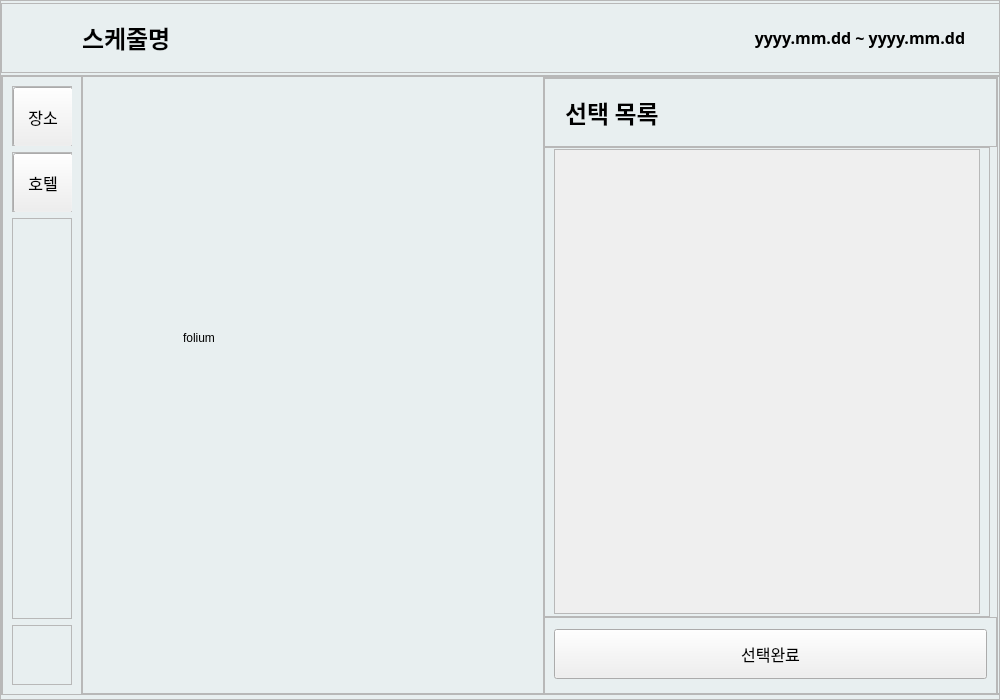
EON-DC/gwd_travel_planner, file code/ui/select_planner.ui: the form before one commit.
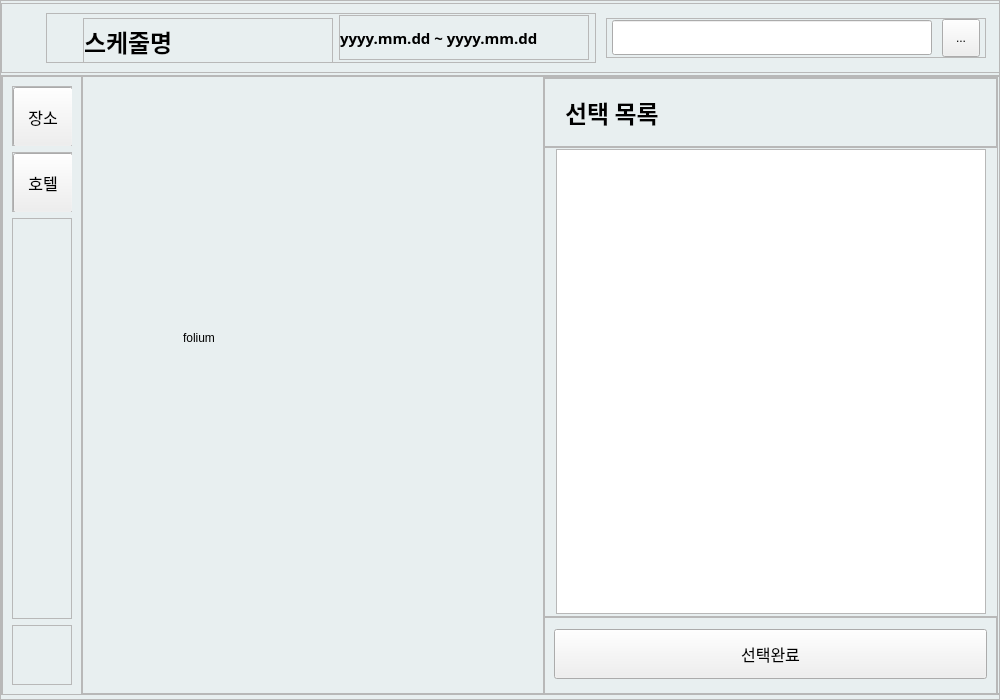
The form after the commit. The open tabs and pages were chosen to show the change. Icons and pictures are not drawn.

What changed in the file:
```diff
--- a/code/ui/select_planner.ui
+++ b/code/ui/select_planner.ui
@@ -28,7 +28,7 @@
   <property name="styleSheet">
    <string notr="true">#select_planner{background-color:#e8eff0;}</string>
   </property>
-  <layout class="QHBoxLayout" name="horizontalLayout_7">
+  <layout class="QVBoxLayout" name="verticalLayout_20">
    <property name="spacing">
     <number>0</number>
    </property>
@@ -100,78 +100,263 @@
         <property name="frameShadow">
          <enum>QFrame::Raised</enum>
         </property>
-        <layout class="QHBoxLayout" name="horizontalLayout_3">
+        <layout class="QHBoxLayout" name="horizontalLayout_41">
          <property name="leftMargin">
-          <number>80</number>
-         </property>
-         <property name="rightMargin">
-          <number>15</number>
+          <number>40</number>
          </property>
          <item>
-          <widget class="QLabel" name="label_schedule_name">
+          <widget class="QFrame" name="frame_57">
            <property name="minimumSize">
             <size>
-             <width>350</width>
-             <height>45</height>
+             <width>550</width>
+             <height>50</height>
             </size>
            </property>
            <property name="maximumSize">
             <size>
-             <width>350</width>
-             <height>45</height>
+             <width>550</width>
+             <height>50</height>
             </size>
            </property>
-           <property name="font">
-            <font>
-             <family>G마켓 산스 TTF Bold</family>
-             <pointsize>18</pointsize>
-             <weight>75</weight>
-             <bold>true</bold>
-            </font>
+           <property name="frameShape">
+            <enum>QFrame::StyledPanel</enum>
            </property>
-           <property name="text">
-            <string>스케줄명</string>
+           <property name="frameShadow">
+            <enum>QFrame::Raised</enum>
            </property>
+           <layout class="QHBoxLayout" name="horizontalLayout_40">
+            <property name="spacing">
+             <number>0</number>
+            </property>
+            <property name="leftMargin">
+             <number>30</number>
+            </property>
+            <property name="topMargin">
+             <number>0</number>
+            </property>
+            <property name="rightMargin">
+             <number>0</number>
+            </property>
+            <property name="bottomMargin">
+             <number>0</number>
+            </property>
+            <item>
+             <widget class="QFrame" name="frame_58">
+              <property name="minimumSize">
+               <size>
+                <width>250</width>
+                <height>45</height>
+               </size>
+              </property>
+              <property name="maximumSize">
+               <size>
+                <width>250</width>
+                <height>40</height>
+               </size>
+              </property>
+              <property name="frameShape">
+               <enum>QFrame::StyledPanel</enum>
+              </property>
+              <property name="frameShadow">
+               <enum>QFrame::Raised</enum>
+              </property>
+              <layout class="QHBoxLayout" name="horizontalLayout_3">
+               <property name="spacing">
+                <number>0</number>
+               </property>
+               <property name="leftMargin">
+                <number>0</number>
+               </property>
+               <property name="topMargin">
+                <number>0</number>
+               </property>
+               <property name="rightMargin">
+                <number>0</number>
+               </property>
+               <property name="bottomMargin">
+                <number>0</number>
+               </property>
+               <item>
+                <widget class="QLabel" name="label_schedule_name">
+                 <property name="minimumSize">
+                  <size>
+                   <width>250</width>
+                   <height>45</height>
+                  </size>
+                 </property>
+                 <property name="maximumSize">
+                  <size>
+                   <width>250</width>
+                   <height>45</height>
+                  </size>
+                 </property>
+                 <property name="font">
+                  <font>
+                   <family>G마켓 산스 TTF Bold</family>
+                   <pointsize>18</pointsize>
+                   <weight>75</weight>
+                   <bold>true</bold>
+                  </font>
+                 </property>
+                 <property name="text">
+                  <string>스케줄명</string>
+                 </property>
+                 <property name="wordWrap">
+                  <bool>false</bool>
+                 </property>
+                </widget>
+               </item>
+              </layout>
+             </widget>
+            </item>
+            <item>
+             <widget class="QFrame" name="frame_60">
+              <property name="minimumSize">
+               <size>
+                <width>250</width>
+                <height>45</height>
+               </size>
+              </property>
+              <property name="maximumSize">
+               <size>
+                <width>250</width>
+                <height>45</height>
+               </size>
+              </property>
+              <property name="frameShape">
+               <enum>QFrame::StyledPanel</enum>
+              </property>
+              <property name="frameShadow">
+               <enum>QFrame::Raised</enum>
+              </property>
+              <layout class="QHBoxLayout" name="horizontalLayout_7">
+               <property name="spacing">
+                <number>0</number>
+               </property>
+               <property name="leftMargin">
+                <number>0</number>
+               </property>
+               <property name="topMargin">
+                <number>0</number>
+               </property>
+               <property name="rightMargin">
+                <number>0</number>
+               </property>
+               <property name="bottomMargin">
+                <number>0</number>
+               </property>
+               <item>
+                <widget class="QLabel" name="label_select_date">
+                 <property name="minimumSize">
+                  <size>
+                   <width>250</width>
+                   <height>45</height>
+                  </size>
+                 </property>
+                 <property name="maximumSize">
+                  <size>
+                   <width>250</width>
+                   <height>45</height>
+                  </size>
+                 </property>
+                 <property name="font">
+                  <font>
+                   <family>G마켓 산스 TTF Bold</family>
+                   <pointsize>11</pointsize>
+                   <weight>75</weight>
+                   <bold>true</bold>
+                  </font>
+                 </property>
+                 <property name="text">
+                  <string>&lt;html&gt;&lt;head/&gt;&lt;body&gt;&lt;p&gt;yyyy.mm.dd ~ yyyy.mm.dd&lt;/p&gt;&lt;/body&gt;&lt;/html&gt;</string>
+                 </property>
+                 <property name="wordWrap">
+                  <bool>true</bool>
+                 </property>
+                </widget>
+               </item>
+              </layout>
+             </widget>
+            </item>
+           </layout>
           </widget>
          </item>
          <item>
-          <spacer name="horizontalSpacer">
-           <property name="orientation">
-            <enum>Qt::Horizontal</enum>
-           </property>
-           <property name="sizeHint" stdset="0">
-            <size>
-             <width>288</width>
-             <height>20</height>
-            </size>
-           </property>
-          </spacer>
-         </item>
-         <item>
-          <widget class="QLabel" name="label_select_date">
+          <widget class="QFrame" name="frame_59">
            <property name="minimumSize">
             <size>
-             <width>250</width>
-             <height>45</height>
+             <width>380</width>
+             <height>40</height>
             </size>
            </property>
            <property name="maximumSize">
             <size>
-             <width>250</width>
-             <height>45</height>
+             <width>380</width>
+             <height>40</height>
             </size>
            </property>
-           <property name="font">
-            <font>
-             <family>G마켓 산스 TTF Bold</family>
-             <pointsize>12</pointsize>
-             <weight>75</weight>
-             <bold>true</bold>
-            </font>
+           <property name="frameShape">
+            <enum>QFrame::StyledPanel</enum>
            </property>
-           <property name="text">
-            <string>&lt;html&gt;&lt;head/&gt;&lt;body&gt;&lt;p align=&quot;center&quot;&gt;yyyy.mm.dd ~ yyyy.mm.dd&lt;/p&gt;&lt;/body&gt;&lt;/html&gt;</string>
+           <property name="frameShadow">
+            <enum>QFrame::Raised</enum>
            </property>
+           <layout class="QHBoxLayout" name="horizontalLayout_39">
+            <property name="spacing">
+             <number>5</number>
+            </property>
+            <property name="leftMargin">
+             <number>0</number>
+            </property>
+            <property name="topMargin">
+             <number>0</number>
+            </property>
+            <property name="rightMargin">
+             <number>0</number>
+            </property>
+            <property name="bottomMargin">
+             <number>0</number>
+            </property>
+            <item>
+             <widget class="QLineEdit" name="lineEdit_search">
+              <property name="minimumSize">
+               <size>
+                <width>320</width>
+                <height>35</height>
+               </size>
+              </property>
+              <property name="maximumSize">
+               <size>
+                <width>320</width>
+                <height>35</height>
+               </size>
+              </property>
+             </widget>
+            </item>
+            <item>
+             <widget class="QToolButton" name="toolBtn_search">
+              <property name="minimumSize">
+               <size>
+                <width>38</width>
+                <height>38</height>
+               </size>
+              </property>
+              <property name="maximumSize">
+               <size>
+                <width>38</width>
+                <height>38</height>
+               </size>
+              </property>
+              <property name="text">
+               <string>...</string>
+              </property>
+              <property name="icon">
+               <iconset>
+                <normaloff>../../brown_icons/search.svg</normaloff>../../brown_icons/search.svg</iconset>
+              </property>
+             </widget>
+            </item>
+           </layout>
           </widget>
          </item>
         </layout>
@@ -2852,13 +3037,13 @@
                     <widget class="QFrame" name="frame_32">
                      <property name="minimumSize">
                       <size>
-                       <width>446</width>
+                       <width>455</width>
                        <height>470</height>
                       </size>
                      </property>
                      <property name="maximumSize">
                       <size>
-                       <width>446</width>
+                       <width>455</width>
                        <height>470</height>
                       </size>
                      </property>
@@ -2868,7 +3053,7 @@
                      <property name="frameShadow">
                       <enum>QFrame::Raised</enum>
                      </property>
-                     <layout class="QVBoxLayout" name="verticalLayout_20">
+                     <layout class="QHBoxLayout" name="horizontalLayout_37">
                       <property name="topMargin">
                        <number>0</number>
                       </property>
@@ -2876,32 +3061,28 @@
                        <number>0</number>
                       </property>
                       <item>
-                       <widget class="QScrollArea" name="scrollarea_selection_list">
+                       <widget class="QListWidget" name="listWidget_select_list">
                         <property name="minimumSize">
                          <size>
-                          <width>420</width>
+                          <width>430</width>
                           <height>465</height>
                          </size>
                         </property>
                         <property name="maximumSize">
                          <size>
-                          <width>440</width>
+                          <width>430</width>
                           <height>465</height>
                          </size>
                         </property>
-                        <property name="widgetResizable">
+                        <property name="acceptDrops">
                          <bool>true</bool>
                         </property>
-                        <widget class="QWidget" name="scrollAreaWidgetContents_4">
-                         <property name="geometry">
-                          <rect>
-                           <x>0</x>
-                           <y>0</y>
-                           <width>424</width>
-                           <height>463</height>
-                          </rect>
-                         </property>
-                        </widget>
+                        <property name="dragEnabled">
+                         <bool>true</bool>
+                        </property>
+                        <property name="defaultDropAction">
+                         <enum>Qt::MoveAction</enum>
+                        </property>
                        </widget>
                       </item>
                      </layout>
```
Left out of the diff: 29 changed lines with no effect on the pictures.
